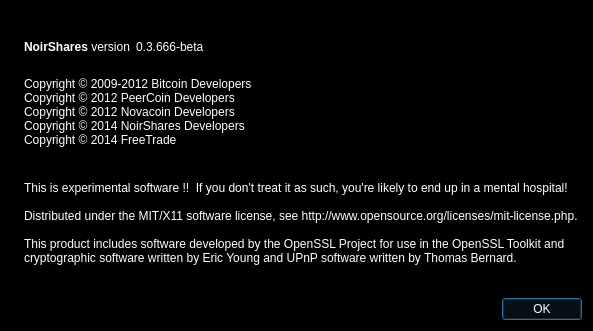
This is src/qt/forms/aboutdialog.ui in NoirX/NoirShares-v2-old as Qt 5 draws it before an edit. The edited form follows.
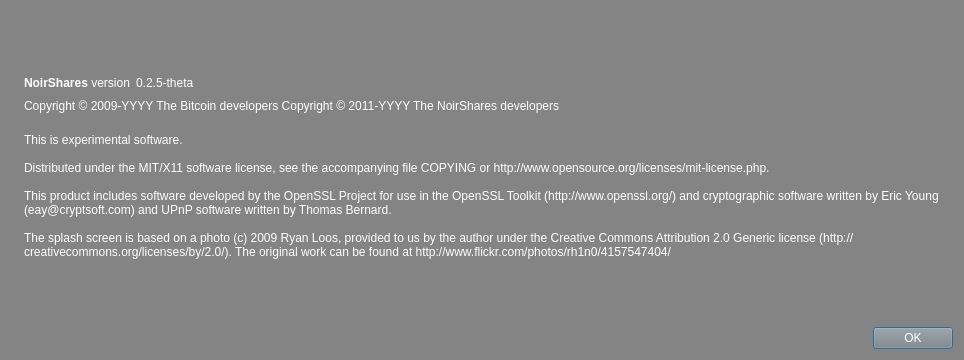
This is the edited form. Icons and pictures are not drawn.

The edit to the form file:
```diff
--- a/src/qt/forms/aboutdialog.ui
+++ b/src/qt/forms/aboutdialog.ui
@@ -6,15 +6,15 @@
    <rect>
     <x>0</x>
     <y>0</y>
-    <width>593</width>
-    <height>331</height>
+    <width>964</width>
+    <height>360</height>
    </rect>
   </property>
   <property name="windowTitle">
    <string>About NoirShares</string>
   </property>
   <property name="styleSheet">
-   <string notr="true">background-color: rgb(0, 0, 0);
+   <string notr="true">background-color: rgb(132, 132, 132);
 color: rgb(255, 255, 255);</string>
   </property>
   <layout class="QHBoxLayout" name="horizontalLayout_2">
@@ -54,7 +54,7 @@
           <cursorShape>IBeamCursor</cursorShape>
          </property>
          <property name="text">
-          <string>&lt;b&gt;NoirShares&lt;/b&gt; version</string>
+          <string>&lt;html&gt;&lt;head/&gt;&lt;body&gt;&lt;p&gt;&lt;span style=&quot; font-weight:600;&quot;&gt;NoirShares&lt;/span&gt; version&lt;/p&gt;&lt;/body&gt;&lt;/html&gt;</string>
          </property>
          <property name="textInteractionFlags">
           <set>Qt::LinksAccessibleByMouse|Qt::TextSelectableByKeyboard|Qt::TextSelectableByMouse</set>
@@ -67,7 +67,7 @@
           <cursorShape>IBeamCursor</cursorShape>
          </property>
          <property name="text">
-          <string notr="true">0.3.666-beta</string>
+          <string notr="true">0.2.5-theta</string>
          </property>
          <property name="textInteractionFlags">
           <set>Qt::LinksAccessibleByMouse|Qt::TextSelectableByKeyboard|Qt::TextSelectableByMouse</set>
@@ -95,13 +95,11 @@
         <cursorShape>IBeamCursor</cursorShape>
        </property>
        <property name="text">
-        <string>
-Copyright © 2009-2012 Bitcoin Developers
-Copyright © 2012 PeerCoin Developers
-Copyright © 2012 Novacoin Developers
-Copyright © 2014 NoirShares Developers
-Copyright © 2014 FreeTrade
-</string>
+        <string notr="true">Copyright &amp;copy; 2009-YYYY The Bitcoin developers
+Copyright &amp;copy; 2011-YYYY The NoirShares developers</string>
+       </property>
+       <property name="textFormat">
+        <enum>Qt::RichText</enum>
        </property>
        <property name="textInteractionFlags">
         <set>Qt::LinksAccessibleByMouse|Qt::TextSelectableByKeyboard|Qt::TextSelectableByMouse</set>
@@ -115,11 +113,13 @@
        </property>
        <property name="text">
         <string>
-This is experimental software !!  If you don't treat it as such, you're likely to end up in a mental hospital!
+This is experimental software.
 
-Distributed under the MIT/X11 software license, see http://www.opensource.org/licenses/mit-license.php.
+Distributed under the MIT/X11 software license, see the accompanying file COPYING or http://www.opensource.org/licenses/mit-license.php.
 
-This product includes software developed by the OpenSSL Project for use in the OpenSSL Toolkit and cryptographic software written by Eric Young and UPnP software written by Thomas Bernard.</string>
+This product includes software developed by the OpenSSL Project for use in the OpenSSL Toolkit (http://www.openssl.org/) and cryptographic software written by Eric Young (eay@cryptsoft.com) and UPnP software written by Thomas Bernard.
+
+The splash screen is based on a photo (c) 2009 Ryan Loos, provided to us by the author under the Creative Commons Attribution 2.0 Generic license (http://creativecommons.org/licenses/by/2.0/). The original work can be found at http://www.flickr.com/photos/rh1n0/4157547404/</string>
        </property>
        <property name="wordWrap">
         <bool>true</bool>
```
